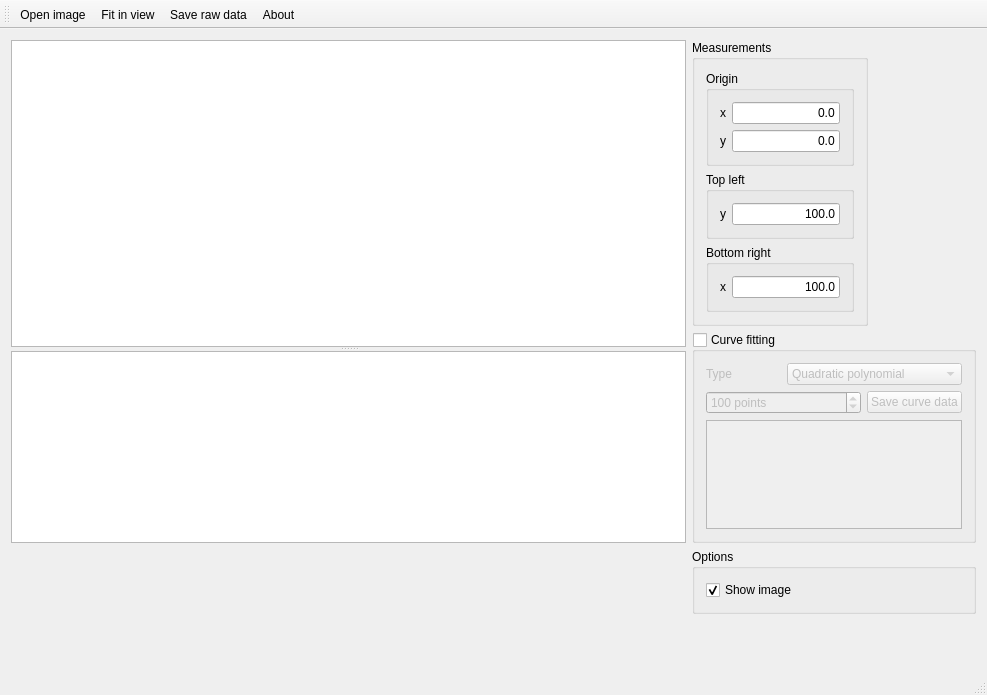
First picture: the form in MainWindow.ui, repository hheld/CurveExtractor, before the edit.
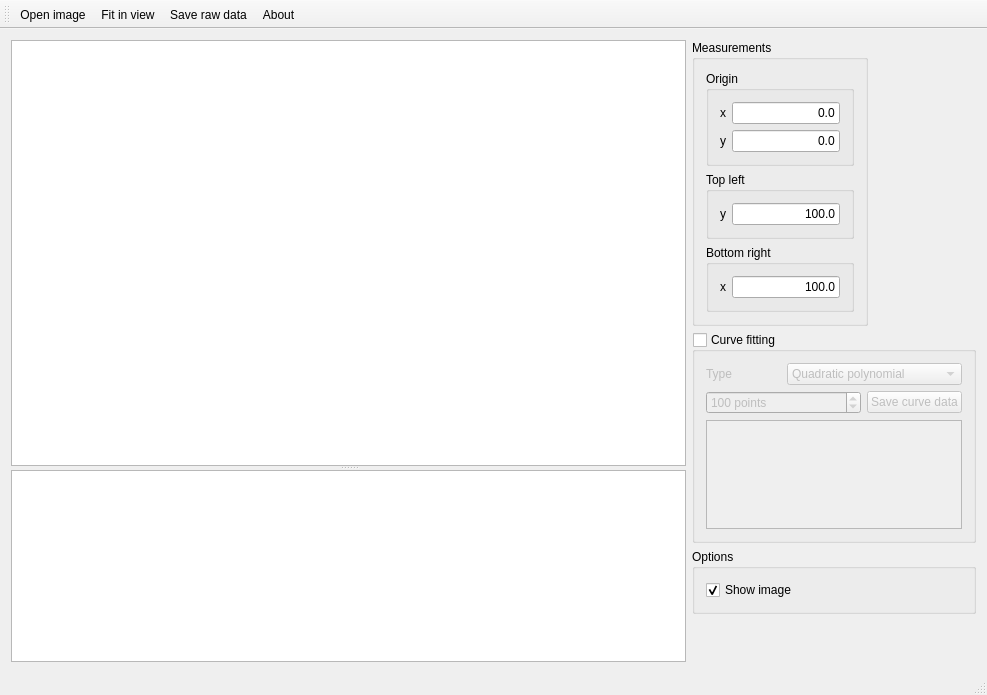
Second picture: the form after the edit. Icons and pictures are not drawn. Custom widgets are drawn as their Qt base class.

Commit message: Fixed layout of splitter.

Patch:
```diff
--- a/MainWindow.ui
+++ b/MainWindow.ui
@@ -19,44 +19,6 @@
   </property>
   <widget class="QWidget" name="centralWidget">
    <layout class="QGridLayout" name="gridLayout_4">
-    <item row="0" column="0" rowspan="2">
-     <widget class="QSplitter" name="splitter">
-      <property name="orientation">
-       <enum>Qt::Vertical</enum>
-      </property>
-      <widget class="CEGraphicsView" name="graphicsView">
-       <property name="sizePolicy">
-        <sizepolicy hsizetype="Expanding" vsizetype="Expanding">
-         <horstretch>0</horstretch>
-         <verstretch>1</verstretch>
-        </sizepolicy>
-       </property>
-      </widget>
-      <widget class="QTableView" name="tableView_points">
-       <property name="sizePolicy">
-        <sizepolicy hsizetype="Expanding" vsizetype="Expanding">
-         <horstretch>0</horstretch>
-         <verstretch>0</verstretch>
-        </sizepolicy>
-       </property>
-       <property name="editTriggers">
-        <set>QAbstractItemView::NoEditTriggers</set>
-       </property>
-       <property name="alternatingRowColors">
-        <bool>true</bool>
-       </property>
-       <property name="selectionBehavior">
-        <enum>QAbstractItemView::SelectRows</enum>
-       </property>
-       <property name="sortingEnabled">
-        <bool>false</bool>
-       </property>
-       <attribute name="horizontalHeaderStretchLastSection">
-        <bool>false</bool>
-       </attribute>
-      </widget>
-     </widget>
-    </item>
     <item row="0" column="1">
      <widget class="QGroupBox" name="groupBox_measurements">
       <property name="sizePolicy">
@@ -291,6 +253,44 @@
       </property>
      </spacer>
     </item>
+    <item row="0" column="0" rowspan="4">
+     <widget class="QSplitter" name="splitter">
+      <property name="orientation">
+       <enum>Qt::Vertical</enum>
+      </property>
+      <widget class="CEGraphicsView" name="graphicsView">
+       <property name="sizePolicy">
+        <sizepolicy hsizetype="Expanding" vsizetype="Expanding">
+         <horstretch>0</horstretch>
+         <verstretch>1</verstretch>
+        </sizepolicy>
+       </property>
+      </widget>
+      <widget class="QTableView" name="tableView_points">
+       <property name="sizePolicy">
+        <sizepolicy hsizetype="Expanding" vsizetype="Expanding">
+         <horstretch>0</horstretch>
+         <verstretch>0</verstretch>
+        </sizepolicy>
+       </property>
+       <property name="editTriggers">
+        <set>QAbstractItemView::NoEditTriggers</set>
+       </property>
+       <property name="alternatingRowColors">
+        <bool>true</bool>
+       </property>
+       <property name="selectionBehavior">
+        <enum>QAbstractItemView::SelectRows</enum>
+       </property>
+       <property name="sortingEnabled">
+        <bool>false</bool>
+       </property>
+       <attribute name="horizontalHeaderStretchLastSection">
+        <bool>false</bool>
+       </attribute>
+      </widget>
+     </widget>
+    </item>
    </layout>
   </widget>
   <widget class="QMenuBar" name="menuBar">
```
